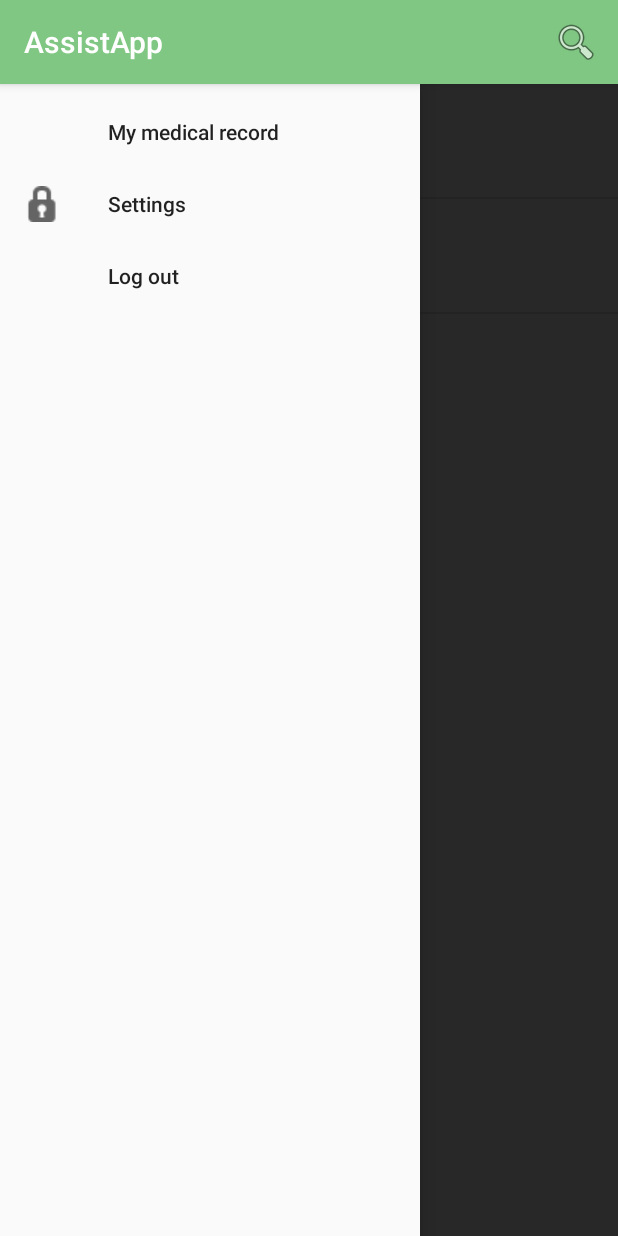
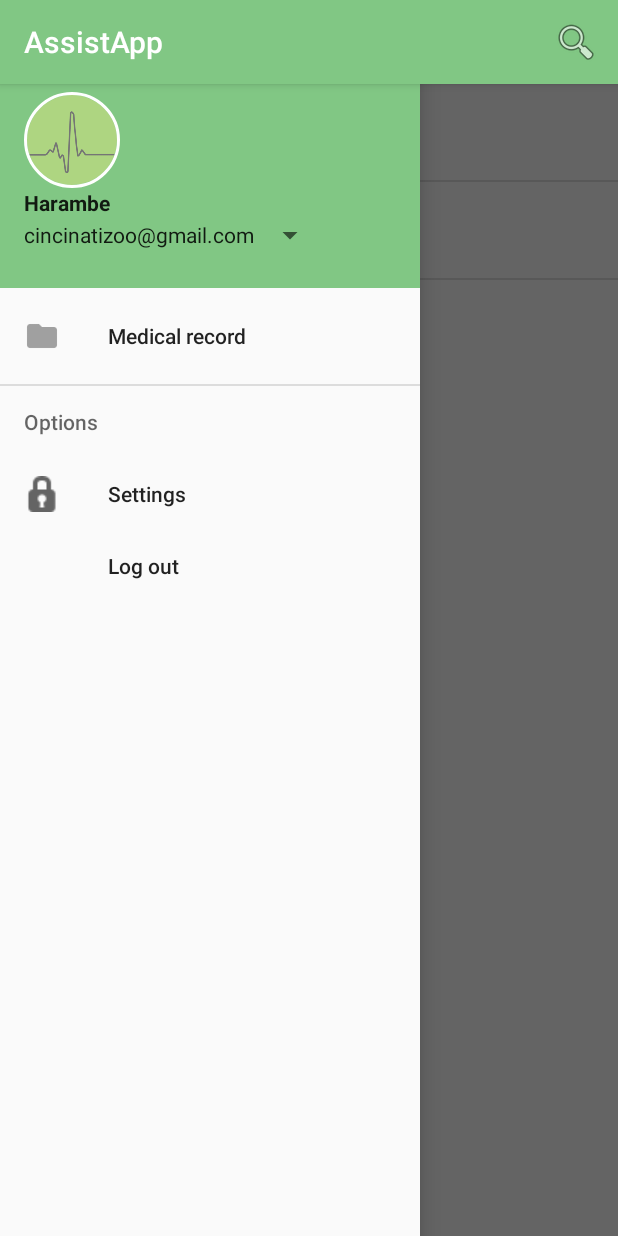
Before and after one commit to JosBarranquero/AssistApp, an Android app: the Home_Activity screen opened directly, with no data from a screen before it, with the side drawer open, on a phone screen of 412 x 824 dp. Run offline under Robolectric (Android 15) with nearby library versions, the phone set to English and light mode, and no system bars; our stand-ins replace CircleImageView; 1 statement that could not run was skipped.

Commit message:
Working on Navigation Drawer

```diff
--- a/app/build.gradle
+++ b/app/build.gradle
@@ -29,4 +29,5 @@ dependencies {
     compile 'com.android.support:appcompat-v7:24.2.1'
     testCompile 'junit:junit:4.12'
     compile 'com.android.support:design:24.2.1'
+    compile 'de.hdodenhof:circleimageview:2.1.0'
 }
--- a/app/src/main/java/com/bitbits/assistapp/Home_Activity.java
+++ b/app/src/main/java/com/bitbits/assistapp/Home_Activity.java
@@ -17,7 +17,7 @@ public class Home_Activity extends AppCompatActivity implements ConversationList
     @Override
     protected void onCreate(@Nullable Bundle savedInstanceState) {
         super.onCreate(savedInstanceState);
-        setContentView(R.layout.activity_home);
+        setContentView(R.layout.content_nav);
 
         mConversationListFragment = new ConversationList_Fragment();
         getFragmentManager().beginTransaction().add(R.id.framehome, mConversationListFragment).commit();
--- a/app/src/main/java/com/bitbits/assistapp/Repository.java
+++ b/app/src/main/java/com/bitbits/assistapp/Repository.java
@@ -36,11 +36,11 @@ public class Repository {
     }
 
     private Repository() {
-
         users = new ArrayList<>();
         messages = new ArrayList<>();
         hospitals = new ArrayList<>();
         data = new ArrayList<>();
+        records = new ArrayList<>();
 
         Hospital clinico = new Hospital(1, "Clínico", "Yo que sé", "953493349");
         putHospitals(clinico);
--- /dev/null
+++ b/app/src/main/res/layout/content_nav.xml
@@ -0,0 +1,21 @@
+<?xml version="1.0" encoding="utf-8"?>
+<android.support.v4.widget.DrawerLayout xmlns:android="http://schemas.android.com/apk/res/android"
+    xmlns:app="http://schemas.android.com/apk/res-auto"
+    xmlns:tools="http://schemas.android.com/tools"
+    android:id="@+id/drawer_layout"
+    android:layout_width="match_parent"
+    android:layout_height="match_parent"
+    android:fitsSystemWindows="true"
+    tools:context=".Home_Activity">
+    <!-- Content to be shown layout -->
+    <include layout="@layout/activity_home" />
+    <!-- Navigation Drawer menu layout -->
+    <android.support.design.widget.NavigationView
+        android:id="@+id/navigation_view"
+        android:layout_width="wrap_content"
+        android:layout_height="match_parent"
+        android:layout_gravity="start"
+        android:fitsSystemWindows="true"
+        app:headerLayout="@layout/header_nav_drawer"
+        app:menu="@menu/menu_nav_drawer" />
+</android.support.v4.widget.DrawerLayout>
--- /dev/null
+++ b/app/src/main/res/layout/header_nav_drawer.xml
@@ -0,0 +1,37 @@
+<?xml version="1.0" encoding="utf-8"?>
+<LinearLayout xmlns:android="http://schemas.android.com/apk/res/android"
+    xmlns:app="http://schemas.android.com/apk/res-auto"
+    android:layout_width="match_parent"
+    android:layout_height="@dimen/header_height"
+    android:background="@color/colorPrimary"
+    android:orientation="vertical"
+    android:padding="@dimen/header_padding">
+
+    <View
+        android:layout_width="match_parent"
+        android:layout_height="45dp"/>
+
+    <de.hdodenhof.circleimageview.CircleImageView xmlns:app="http://schemas.android.com/apk/res-auto"
+        android:id="@+id/profile_image"
+        android:layout_width="@dimen/profile_image"
+        android:layout_height="@dimen/profile_image"
+        android:src="@drawable/logo"
+        app:civ_border_color="@android:color/white"
+        app:civ_border_width="2dp" />
+
+    <TextView
+        android:id="@+id/username"
+        android:layout_width="wrap_content"
+        android:layout_height="wrap_content"
+        android:text="Harambe"
+        android:textAppearance="@style/TextAppearance.AppCompat.Body1"
+        android:textStyle="bold" />
+
+    <TextView
+        android:id="@+id/password"
+        style="@style/Widget.AppCompat.Spinner"
+        android:layout_width="wrap_content"
+        android:layout_height="wrap_content"
+        android:text="cincinatizoo@gmail.com"
+        android:textAppearance="@style/TextAppearance.AppCompat.Body1" />
+</LinearLayout>
--- a/app/src/main/res/menu/menu_nav_drawer.xml
+++ b/app/src/main/res/menu/menu_nav_drawer.xml
@@ -1,14 +1,20 @@
 <?xml version="1.0" encoding="utf-8"?>
 <menu xmlns:android="http://schemas.android.com/apk/res/android">
-    <group>
-    <item android:title="@string/nav_med_record"
-        android:id="@+id/navHistory"/>
+    <group android:checkableBehavior="single">
+        <item
+            android:id="@+id/navHistory"
+            android:icon="@drawable/ic_action_record"
+            android:title="@string/nav_med_record" />
     </group>
-    <group>
-    <item android:title="@string/nav_settings"
-        android:icon="@android:drawable/ic_secure"
-        android:id="@+id/navSettings"/>
-    <item android:title="@string/nav_logout"
-        android:id="@+id/navLogout"/>
-    </group>
+    <item android:title="@string/options">
+        <menu>
+            <item
+                android:id="@+id/navSettings"
+                android:icon="@android:drawable/ic_secure"
+                android:title="@string/nav_settings" />
+            <item
+                android:id="@+id/navLogout"
+                android:title="@string/nav_logout" />
+        </menu>
+    </item>
 </menu>
--- a/app/src/main/res/values/dimens.xml
+++ b/app/src/main/res/values/dimens.xml
@@ -8,6 +8,10 @@
     <dimen name="logo_height">150dp</dimen>
 
     <!-- User image width and height -->
-    <dimen name="img_width">75dp</dimen>
-    <dimen name="img_height">75dp</dimen>
+    <dimen name="img_width">64dp</dimen>
+    <dimen name="img_height">64dp</dimen>
+
+    <dimen name="header_height">192dp</dimen>
+    <dimen name="header_padding">16dp</dimen>
+    <dimen name="profile_image">64dp</dimen>
 </resources>
--- a/app/src/main/res/values/strings.xml
+++ b/app/src/main/res/values/strings.xml
@@ -32,7 +32,8 @@
     <string name="pref_about_title">About AssistApp</string>
 
     <string name="nav_notice">In a future version, this Activity will be replaced with a Navigation Drawer on the Conversation List Activity&#8230; Sorry for the inconvenience</string>
-    <string name="nav_med_record">My medical record</string>
+    <string name="nav_med_record">Medical record</string>
     <string name="nav_settings">Settings</string>
     <string name="nav_logout">Log out</string>
+    <string name="options">Options</string>
 </resources>
```
Also changed, not shown: app/src/main/res/drawable-hdpi/ic_action_record.png (added), app/src/main/res/drawable-mdpi/ic_action_record.png (added), app/src/main/res/drawable-xhdpi/ic_action_record.png (added), app/src/main/res/drawable-xxhdpi/ic_action_record.png (added), 1 other file.
